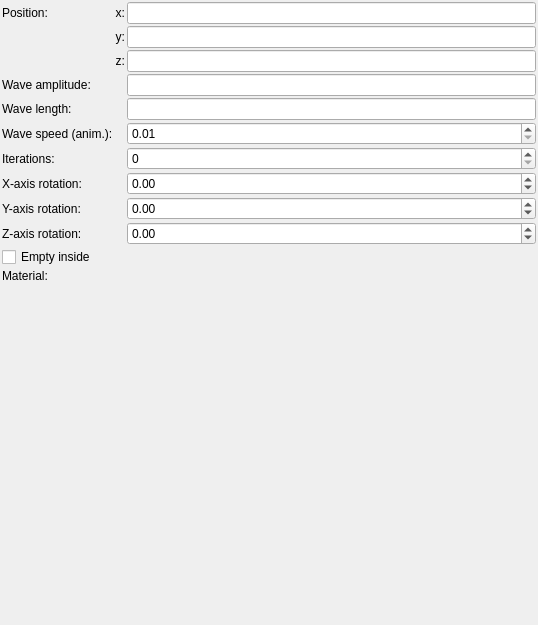
buddhi1980/mandelbulber2, file mandelbulber2/formula/ui/primitive_water.ui: the form before one commit.
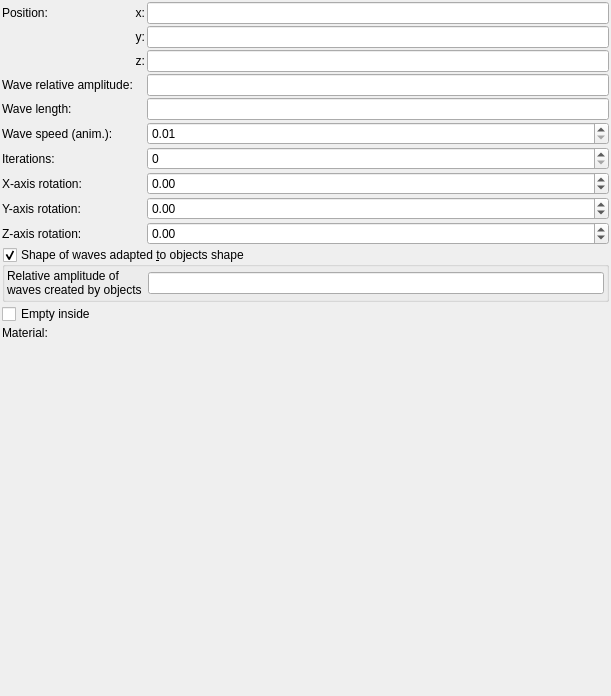
The form after the commit. Custom widgets are drawn as their Qt base class.

Commit message: Added option for water shape depending on another objects

Patch:
```diff
--- a/mandelbulber2/formula/ui/primitive_water.ui
+++ b/mandelbulber2/formula/ui/primitive_water.ui
@@ -6,8 +6,8 @@
    <rect>
     <x>0</x>
     <y>0</y>
-    <width>538</width>
-    <height>625</height>
+    <width>611</width>
+    <height>696</height>
    </rect>
   </property>
   <property name="windowTitle">
@@ -256,7 +256,10 @@
      <item row="3" column="0">
       <widget class="QLabel" name="label_14">
        <property name="text">
-        <string>Wave amplitude:</string>
+        <string>Wave relative amplitude:</string>
+       </property>
+       <property name="wordWrap">
+        <bool>true</bool>
        </property>
       </widget>
      </item>
@@ -295,14 +298,14 @@
        </property>
       </widget>
      </item>
-     <item row="11" column="0">
+     <item row="12" column="0">
       <widget class="QLabel" name="label_21">
        <property name="text">
         <string>Material:</string>
        </property>
       </widget>
      </item>
-     <item row="11" column="1" colspan="2">
+     <item row="12" column="1" colspan="2">
       <widget class="cMaterialSelector" name="materialselector_material_id" native="true">
        <property name="sizePolicy">
         <sizepolicy hsizetype="Preferred" vsizetype="Minimum">
@@ -312,7 +315,7 @@
        </property>
       </widget>
      </item>
-     <item row="10" column="0" colspan="3">
+     <item row="11" column="0" colspan="3">
       <widget class="MyCheckBox" name="checkBox_empty">
        <property name="sizePolicy">
         <sizepolicy hsizetype="Minimum" vsizetype="Maximum">
@@ -325,6 +328,54 @@
        </property>
       </widget>
      </item>
+     <item row="10" column="0" colspan="3">
+      <widget class="MyGroupBox" name="groupCheck_wave_from_objects_enable">
+       <property name="title">
+        <string>Shape of waves adapted &amp;to objects shape</string>
+       </property>
+       <property name="checkable">
+        <bool>true</bool>
+       </property>
+       <layout class="QVBoxLayout" name="verticalLayout_2">
+        <property name="leftMargin">
+         <number>2</number>
+        </property>
+        <property name="topMargin">
+         <number>2</number>
+        </property>
+        <property name="rightMargin">
+         <number>2</number>
+        </property>
+        <property name="bottomMargin">
+         <number>2</number>
+        </property>
+        <item>
+         <layout class="QGridLayout" name="gridLayout_2">
+          <item row="0" column="0">
+           <widget class="QLabel" name="label_18">
+            <property name="text">
+             <string>Relative amplitude of waves created by objects</string>
+            </property>
+            <property name="wordWrap">
+             <bool>true</bool>
+            </property>
+           </widget>
+          </item>
+          <item row="0" column="1">
+           <widget class="MyLineEdit" name="logedit_wave_from_objects_relative_amplitude">
+            <property name="sizePolicy">
+             <sizepolicy hsizetype="Expanding" vsizetype="Maximum">
+              <horstretch>0</horstretch>
+              <verstretch>0</verstretch>
+             </sizepolicy>
+            </property>
+           </widget>
+          </item>
+         </layout>
+        </item>
+       </layout>
+      </widget>
+     </item>
     </layout>
    </item>
    <item>
@@ -369,6 +420,12 @@
    <extends>QSpinBox</extends>
    <header>my_spin_box.h</header>
   </customwidget>
+  <customwidget>
+   <class>MyGroupBox</class>
+   <extends>QGroupBox</extends>
+   <header>my_group_box.h</header>
+   <container>1</container>
+  </customwidget>
  </customwidgets>
  <tabstops>
   <tabstop>vect3_position_x</tabstop>
```
Left out of the diff: 4 changed lines with no effect on the pictures. The commit also changes 5 other files.
